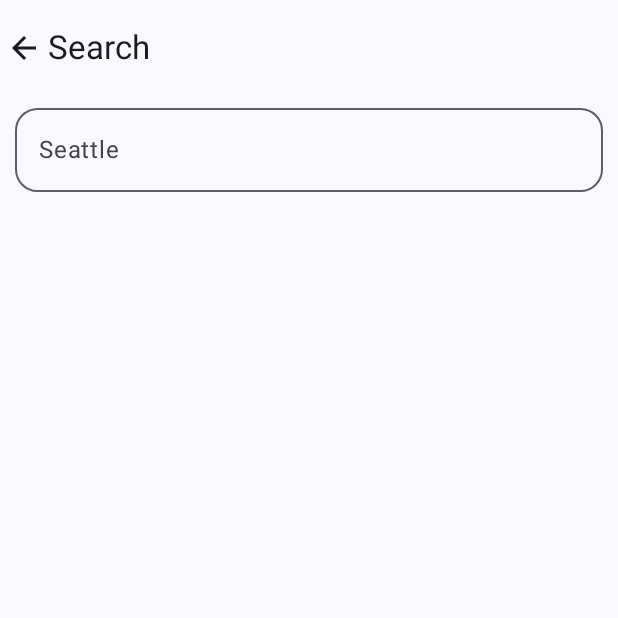
After one commit to arstanrakhmat/weather-forecast-compose, an Android app built with Jetpack Compose: the SearchScreen screen opened through its navigation route, on a phone screen of 412 x 824 dp, the top half of it. The commit adds this screen. Run offline under Robolectric (Android 15) with nearby library versions, the phone set to English and light mode, and no system bars; our stand-ins replace Dagger/Hilt's generated code.

Commit message:
Setup search bar

```diff
--- a/app/src/main/java/com/example/weatherapp/navigation/WeatherNavigation.kt
+++ b/app/src/main/java/com/example/weatherapp/navigation/WeatherNavigation.kt
@@ -2,11 +2,14 @@ package com.example.weatherapp.navigation
 
 import androidx.compose.runtime.Composable
 import androidx.hilt.navigation.compose.hiltViewModel
+import androidx.navigation.NavType
 import androidx.navigation.compose.NavHost
 import androidx.navigation.compose.composable
 import androidx.navigation.compose.rememberNavController
+import androidx.navigation.navArgument
 import com.example.weatherapp.screens.main.MainScreen
 import com.example.weatherapp.screens.main.MainVewModel
+import com.example.weatherapp.screens.search.SearchScreen
 import com.example.weatherapp.screens.splash.WeatherSplashScreen
 
 @Composable
@@ -20,9 +23,22 @@ fun WeatherNavigation() {
             WeatherSplashScreen(navController = navController)
         }
 
-        composable(WeatherScreens.MainScreen.name) {
-            val mainViewModel = hiltViewModel<MainVewModel>()
-            MainScreen(navController = navController, mainViewModel)
+        //www.google.com/cityName="seattle"
+        val route = WeatherScreens.MainScreen.name
+        composable("$route/{city}", arguments = listOf(
+            navArgument(name = "city") {
+                type = NavType.StringType
+            }
+        )) { navBack ->
+            navBack.arguments?.getString("city").let { city ->
+
+                val mainViewModel = hiltViewModel<MainVewModel>()
+                MainScreen(navController = navController, mainViewModel, city = city)
+            }
+        }
+
+        composable(WeatherScreens.SearchScreen.name) {
+            SearchScreen(navController = navController)
         }
 
 
--- /dev/null
+++ b/app/src/main/java/com/example/weatherapp/screens/search/SearchScreen.kt
@@ -0,0 +1,119 @@
+package com.example.weatherapp.screens.search
+
+import androidx.compose.foundation.layout.Arrangement
+import androidx.compose.foundation.layout.Column
+import androidx.compose.foundation.layout.fillMaxWidth
+import androidx.compose.foundation.layout.padding
+import androidx.compose.foundation.shape.RoundedCornerShape
+import androidx.compose.foundation.text.KeyboardActions
+import androidx.compose.foundation.text.KeyboardOptions
+import androidx.compose.material.icons.Icons
+import androidx.compose.material.icons.filled.ArrowBack
+import androidx.compose.material3.ExperimentalMaterial3Api
+import androidx.compose.material3.OutlinedTextField
+import androidx.compose.material3.Scaffold
+import androidx.compose.material3.Surface
+import androidx.compose.material3.Text
+import androidx.compose.material3.TextFieldDefaults
+import androidx.compose.runtime.Composable
+import androidx.compose.runtime.MutableState
+import androidx.compose.runtime.mutableStateOf
+import androidx.compose.runtime.remember
+import androidx.compose.runtime.saveable.rememberSaveable
+import androidx.compose.ui.Alignment
+import androidx.compose.ui.ExperimentalComposeUiApi
+import androidx.compose.ui.Modifier
+import androidx.compose.ui.graphics.Color
+import androidx.compose.ui.platform.LocalSoftwareKeyboardController
+import androidx.compose.ui.text.input.ImeAction
+import androidx.compose.ui.text.input.KeyboardType
+import androidx.compose.ui.unit.dp
+import androidx.navigation.NavController
+import com.example.weatherapp.navigation.WeatherScreens
+import com.example.weatherapp.widgets.WeatherAppBar
+
+@OptIn(ExperimentalMaterial3Api::class)
+@Composable
+fun SearchScreen(navController: NavController) {
+    Scaffold(topBar = {
+        WeatherAppBar(
+            title = "Search",
+            navController = navController,
+            icon = Icons.Default.ArrowBack,
+            isMainScreen = false
+        ) {
+            navController.popBackStack()
+        }
+    }) { paddingValues ->
+        Surface() {
+            Column(
+                modifier = Modifier.padding(paddingValues),
+                verticalArrangement = Arrangement.Center,
+                horizontalAlignment = Alignment.CenterHorizontally
+            ) {
+                SearchBar(
+                    modifier = Modifier
+                        .fillMaxWidth()
+                        .padding(16.dp)
+                        .align(Alignment.CenterHorizontally)
+                ) { mCity ->
+                    navController.navigate(WeatherScreens.MainScreen.name + "/$mCity")
+                }
+            }
+        }
+    }
+}
+
+@OptIn(ExperimentalComposeUiApi::class)
+@Composable
+fun SearchBar(
+    modifier: Modifier = Modifier,
+    onSearch: (String) -> Unit = {}
+) {
+    val searchQueryState = rememberSaveable {
+        mutableStateOf("")
+    }
+    val keyboardController = LocalSoftwareKeyboardController.current
+    val valid = remember(searchQueryState.value) {
+        searchQueryState.value.trim().isNotEmpty()
+    }
+    Column {
+        CommonTextField(
+            valueState = searchQueryState,
+            placeHolder = "Seattle",
+            onAction = KeyboardActions {
+                if (!valid) return@KeyboardActions
+                onSearch(searchQueryState.value.trim())
+                searchQueryState.value = ""
+                keyboardController?.hide()
+            }
+        )
+    }
+}
+
+@OptIn(ExperimentalMaterial3Api::class)
+@Composable
+fun CommonTextField(
+    valueState: MutableState<String>,
+    placeHolder: String,
+    keyboardType: KeyboardType = KeyboardType.Text,
+    imeAction: ImeAction = ImeAction.Next,
+    onAction: KeyboardActions = KeyboardActions.Default
+) {
+    OutlinedTextField(
+        value = valueState.value, onValueChange = { valueState.value = it },
+        label = { Text(text = placeHolder) },
+        maxLines = 1,
+        singleLine = true,
+        keyboardOptions = KeyboardOptions(keyboardType = keyboardType, imeAction = imeAction),
+        keyboardActions = onAction,
+        colors = TextFieldDefaults.outlinedTextFieldColors(
+            focusedBorderColor = Color.Green,
+            cursorColor = Color.Black
+        ),
+        shape = RoundedCornerShape(15.dp),
+        modifier = Modifier
+            .fillMaxWidth()
+            .padding(start = 10.dp, end = 10.dp)
+    )
+}
--- a/app/src/main/java/com/example/weatherapp/screens/splash/WeatherSplashScreen.kt
+++ b/app/src/main/java/com/example/weatherapp/screens/splash/WeatherSplashScreen.kt
@@ -30,6 +30,7 @@ import kotlinx.coroutines.delay
 
 @Composable
 fun WeatherSplashScreen(navController: NavController) {
+    val defaultCity = "Moscow"
     val scale = remember {
         Animatable(0f)
     }
@@ -40,7 +41,7 @@ fun WeatherSplashScreen(navController: NavController) {
         }))
 
         delay(2000L)
-        navController.navigate(WeatherScreens.MainScreen.name)
+        navController.navigate(WeatherScreens.MainScreen.name + "/$defaultCity")
     })
 
     Surface(
--- a/app/src/main/java/com/example/weatherapp/widgets/WeatherAppBar.kt
+++ b/app/src/main/java/com/example/weatherapp/widgets/WeatherAppBar.kt
@@ -39,14 +39,14 @@ fun WeatherAppBar(
             },
             actions = {
                 if (isMainScreen) {
-                    IconButton(onClick = { /*TODO*/ }) {
+                    IconButton(onClick = { onAddActionClicked.invoke() }) {
                         Icon(imageVector = Icons.Default.Search, contentDescription = "search icon")
                     }
 
-                    IconButton(onClick = { /*TODO*/ }) {
+                    IconButton(onClick = {}) {
                         Icon(
                             imageVector = Icons.Rounded.MoreVert,
-                            contentDescription = "search icon"
+                            contentDescription = "more icon"
                         )
                     }
                 } else Box {}
```
Also changed, not shown: app/src/main/java/com/example/weatherapp/screens/main/MainScreen.kt (+10 -2 lines).
